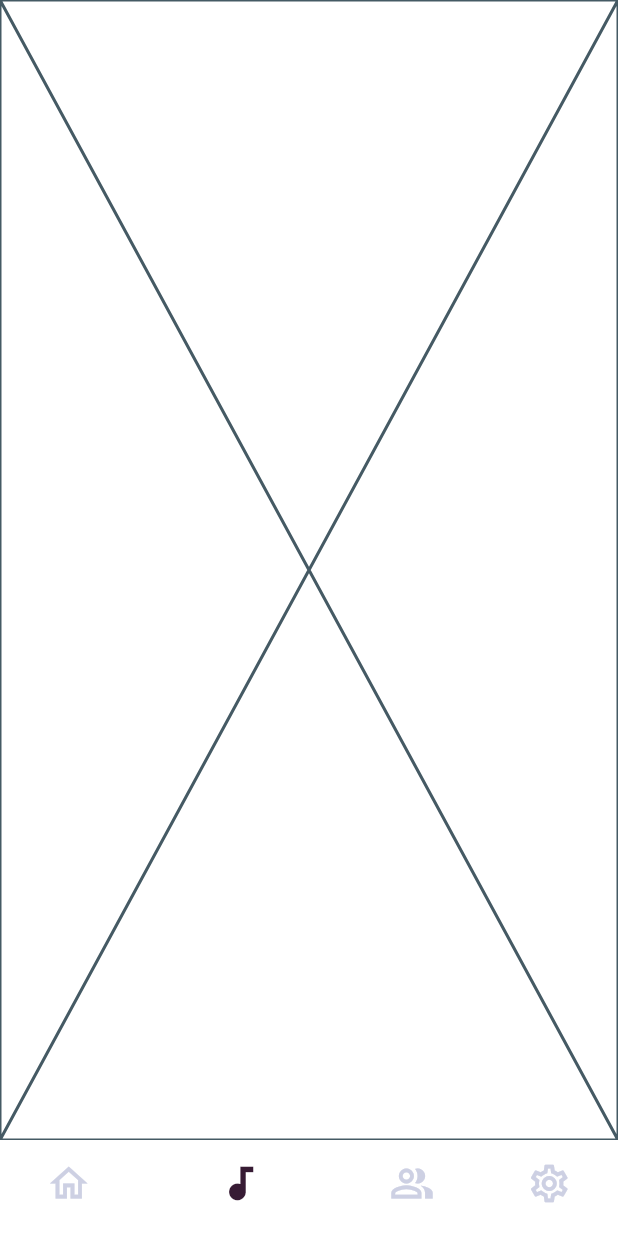
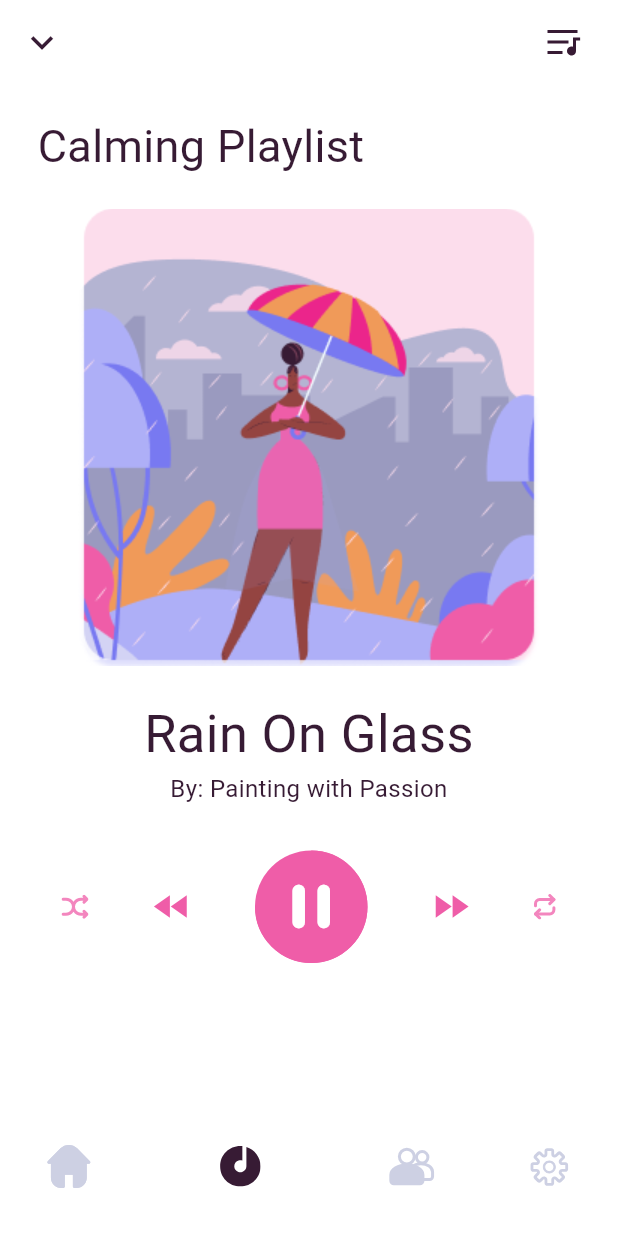
Before and after one commit to ManuelSena19/glee, a Flutter app: the Nav screen opened directly, item 2 of the bottom bar chosen, on a phone screen of 412 x 824 dp. Run offline on Flutter 3.47's test engine with Material 3 defaults, Android fonts, the light colour scheme and no system bars; our stand-ins replace device_preview, flutter_svg, google_fonts; Roboto replaces fonts that are missing (Alegreya).

Commit message:
completed playlist screen

```diff
--- a/lib/main.dart
+++ b/lib/main.dart
@@ -1,9 +1,15 @@
+import 'package:device_preview/device_preview.dart';
 import 'package:flutter/material.dart';
 import 'package:glee/consts/theme.dart';
 import 'package:glee/screens/onboarding.dart';
 
 void main() {
-  runApp(const MyApp());
+  runApp(
+    DevicePreview(
+      enabled: false,
+      builder: (context) => const MyApp(),
+    ),
+  );
 }
 
 class MyApp extends StatelessWidget {
--- a/lib/screens/home.dart
+++ b/lib/screens/home.dart
@@ -1,4 +1,5 @@
 import 'package:flutter/material.dart';
+import 'package:flutter_svg/svg.dart';
 import 'package:google_fonts/google_fonts.dart';
 
 class Home extends StatelessWidget {
@@ -12,10 +13,11 @@ class Home extends StatelessWidget {
         elevation: 0,
         leading: Padding(
           padding: const EdgeInsets.only(left: 25),
-          child: Icon(
-            Icons.menu,
+          child: SvgPicture.asset(
+            'assets/icons/hamburger.svg',
             color: color.onPrimary,
-            size: 25,
+            width: 22,
+            height: 18,
           ),
         ),
         actions: [
@@ -44,14 +46,16 @@ class Home extends StatelessWidget {
                 style: GoogleFonts.alegreya(
                   color: color.onPrimary,
                   fontSize: 30,
-                  )),
+                ),
+              ),
               TextSpan(
                 text: ' Sena!',
                 style: GoogleFonts.alegreya(
                   color: color.onPrimary,
                   fontSize: 30,
                   fontWeight: FontWeight.bold,
-                  )),
+                ),
+              ),
             ]),
           ),
           const SizedBox(
@@ -205,7 +209,7 @@ class Task extends StatelessWidget {
       children: [
         Container(
           width: double.infinity,
-          height: 157,
+          height: 165,
           padding: const EdgeInsets.symmetric(
             horizontal: 20,
             vertical: 15,
@@ -230,7 +234,7 @@ class Task extends StatelessWidget {
                 ),
               ),
               Padding(
-                padding: const EdgeInsets.only(right: 100),
+                padding: const EdgeInsets.only(right: 50),
                 child: Text(
                   subtitle,
                   style: TextStyle(
@@ -262,12 +266,17 @@ class Task extends StatelessWidget {
             ],
           ),
         ),
-        Positioned(
-          top: 0,
-          bottom: 0,
-          left: 200,
-          child: Image.asset(assetName),
-        )
+        Align(
+          alignment: Alignment.centerRight,
+          child: Transform.translate(
+            offset: const Offset(0, 50),
+            child: Image.asset(
+              assetName,
+              height: 62.14,
+              width: 80,
+            ),
+          ),
+        ),
       ],
     );
   }
--- a/lib/screens/nav.dart
+++ b/lib/screens/nav.dart
@@ -1,4 +1,5 @@
 import 'package:flutter/material.dart';
+import 'package:flutter_svg/flutter_svg.dart';
 import 'package:glee/screens/home.dart';
 import 'package:glee/screens/playlist.dart';
 import 'package:glee/screens/profile.dart';
@@ -28,7 +29,7 @@ class _NavState extends State<Nav> {
       body: pages[widget.index ?? currentIndex],
       bottomNavigationBar: BottomNavigationBar(
         currentIndex: currentIndex,
-        onTap: (index){
+        onTap: (index) {
           setState(() {
             currentIndex = index;
           });
@@ -37,34 +38,50 @@ class _NavState extends State<Nav> {
         backgroundColor: color.surface,
         showSelectedLabels: false,
         showUnselectedLabels: false,
-        selectedIconTheme: IconThemeData(
-          size: 30,
-          color: color.onPrimary,
-        ),
-        unselectedIconTheme: const IconThemeData(
-          size: 30,
-          color: Color.fromRGBO(205, 208, 227, 1)
-        ),
-        items: const [
+        items: [
           BottomNavigationBarItem(
-            icon: Icon(Icons.home_outlined),
-            activeIcon: Icon(Icons.home_filled),
-            label: 'Home'
+            icon: SvgPicture.asset(
+              'assets/icons/home.svg',
+              color: const Color.fromRGBO(205, 208, 227, 1),
+            ),
+            activeIcon: SvgPicture.asset(
+              'assets/icons/home.svg',
+              color: color.onPrimary,
+            ),
+            label: 'Home',
           ),
           BottomNavigationBarItem(
-              icon: Icon(Icons.audiotrack_outlined),
-              activeIcon: Icon(Icons.audiotrack),
-              label: 'Playlist'
+            icon: SvgPicture.asset(
+              'assets/icons/playlist.svg',
+              color: const Color.fromRGBO(205, 208, 227, 1),
+            ),
+            activeIcon: SvgPicture.asset(
+              'assets/icons/playlist_filled.svg',
+              color: color.onPrimary,
+            ),
+            label: 'Playlist',
           ),
           BottomNavigationBarItem(
-              icon: Icon(Icons.people_alt_outlined),
-              activeIcon: Icon(Icons.people_alt),
-              label: 'Profile'
+            icon: SvgPicture.asset(
+              'assets/icons/profile.svg',
+              color: const Color.fromRGBO(205, 208, 227, 1),
+            ),
+            activeIcon: SvgPicture.asset(
+              'assets/icons/profile.svg',
+              color: color.onPrimary,
+            ),
+            label: 'Profile',
           ),
           BottomNavigationBarItem(
-              icon: Icon(Icons.settings_outlined),
-              activeIcon: Icon(Icons.settings),
-              label: 'Settings'
+            icon: SvgPicture.asset(
+              'assets/icons/settings.svg',
+              color: const Color.fromRGBO(205, 208, 227, 1),
+            ),
+            activeIcon: SvgPicture.asset(
+              'assets/icons/settings.svg',
+              color: color.onPrimary,
+            ),
+            label: 'Settings',
           ),
         ],
       ),
--- a/lib/screens/onboarding.dart
+++ b/lib/screens/onboarding.dart
@@ -13,16 +13,12 @@ class Onboarding extends StatelessWidget {
       body: Stack(
         clipBehavior: Clip.none,
         children: [
-          Positioned(
-            top: 0,
-            bottom: 0,
-            right: 0,
+          Align(
+            alignment: Alignment.centerLeft,
             child: Image.asset('assets/images/circle.png'),
           ),
-          Positioned(
-            left: 0,
-            right: 0,
-            bottom: -100,
+          Align(
+            alignment: Alignment.bottomCenter,
             child: Image.asset('assets/images/onboarding.png'),
           ),
           Padding(
--- a/lib/screens/playlist.dart
+++ b/lib/screens/playlist.dart
@@ -1,10 +1,147 @@
 import 'package:flutter/material.dart';
+import 'package:flutter_svg/svg.dart';
+import 'package:google_fonts/google_fonts.dart';
 
-class Playlist extends StatelessWidget {
+class Playlist extends StatefulWidget {
   const Playlist({super.key});
 
   @override
+  State<Playlist> createState() => _PlaylistState();
+}
+
+class _PlaylistState extends State<Playlist> {
+  bool isPlaying = true;
+  @override
   Widget build(BuildContext context) {
-    return const Placeholder();
+    final ColorScheme color = Theme.of(context).colorScheme;
+    return Scaffold(
+      appBar: AppBar(
+        elevation: 0,
+        leading: Icon(
+          Icons.keyboard_arrow_down_sharp,
+          size: 30,
+          color: color.onPrimary,
+        ),
+        actions: [
+          Padding(
+            padding: const EdgeInsets.only(right: 25),
+            child: SvgPicture.asset(
+              'assets/icons/playlist_menu.svg',
+              color: color.onPrimary,
+            ),
+          ),
+        ],
+      ),
+      body: ListView(
+        padding: const EdgeInsets.symmetric(horizontal: 25),
+        children: [
+          const SizedBox(
+            height: 20,
+          ),
+          Text(
+            'Calming Playlist',
+            style: GoogleFonts.alegreya(
+              fontSize: 30,
+              color: color.onPrimary,
+            ),
+          ),
+          const SizedBox(
+            height: 20,
+          ),
+          Center(
+            child: Image.asset(
+              'assets/images/illustration.png',
+            ),
+          ),
+          const SizedBox(
+            height: 20,
+          ),
+          Text(
+            'Rain On Glass',
+            textAlign: TextAlign.center,
+            style: GoogleFonts.alegreya(
+              fontSize: 35,
+              color: color.onPrimary,
+            ),
+          ),
+          Text(
+            'By: Painting with Passion',
+            textAlign: TextAlign.center,
+            style: TextStyle(
+              fontSize: 16,
+              color: color.onPrimary,
+            ),
+          ),
+          const SizedBox(
+            height: 30,
+          ),
+          Padding(
+            padding: const EdgeInsets.symmetric(
+              horizontal: 16,
+            ),
+            child: Row(
+              mainAxisAlignment: MainAxisAlignment.spaceBetween,
+              children: [
+                SvgPicture.asset(
+                  'assets/icons/shuffle.svg',
+                  color: color.secondary,
+                ),
+                Icon(
+                  Icons.fast_rewind,
+                  color: color.secondary,
+                  size: 30,
+                ),
+                GestureDetector(
+                  onTap: () {
+                    setState(() {
+                      isPlaying = !isPlaying;
+                    });
+                  },
+                  child: Stack(
+                    alignment: Alignment.center,
+                    children: [
+                      Container(
+                        width: 75,
+                        height: 75,
+                        decoration: BoxDecoration(
+                          shape: BoxShape.circle,
+                          color: color.onTertiary,
+                        ),
+                        child: Icon(
+                          isPlaying
+                              ? Icons.pause_rounded
+                              : Icons.play_arrow_rounded,
+                          size: 50,
+                          color: color.surface,
+                        ),
+                      ),
+                      SizedBox(
+                        width: 75,
+                        height: 75,
+                        child: CircularProgressIndicator(
+                          color: color.secondary,
+                          value: 0.75,
+                          strokeWidth: 5,
+                          strokeAlign: BorderSide.strokeAlignInside,
+                        ),
+                      )
+                    ],
+                  ),
+                ),
+                Icon(
+                  Icons.fast_forward,
+                  color: color.secondary,
+                  size: 30,
+                ),
+                SvgPicture.asset(
+                  'assets/icons/repeat.svg',
+                  color: color.secondary,
+                ),
+              ],
+            ),
+          )
+        ],
+      ),
+    );
   }
 }
--- a/pubspec.yaml
+++ b/pubspec.yaml
@@ -14,6 +14,7 @@ dependencies:
   cupertino_icons: ^1.0.6
   google_fonts: ^6.2.1
   flutter_svg: ^2.0.10+1
+  device_preview: ^1.2.0
 
 dev_dependencies:
   flutter_test:
```
Also changed, not shown: assets/icons/home.svg (added), assets/icons/home_outlined.svg (added), assets/icons/playlist.svg (added), assets/icons/playlist_filled.svg (added), assets/icons/playlist_menu.svg (added), assets/icons/profile.svg (added), assets/icons/repeat.svg (added), assets/icons/settings.svg (added), assets/icons/shuffle.svg (added), assets/images/illustration.png (added), assets/images/pfp.jpg (added), pubspec.lock. Lines whose indentation alone changed are shown as unchanged.
